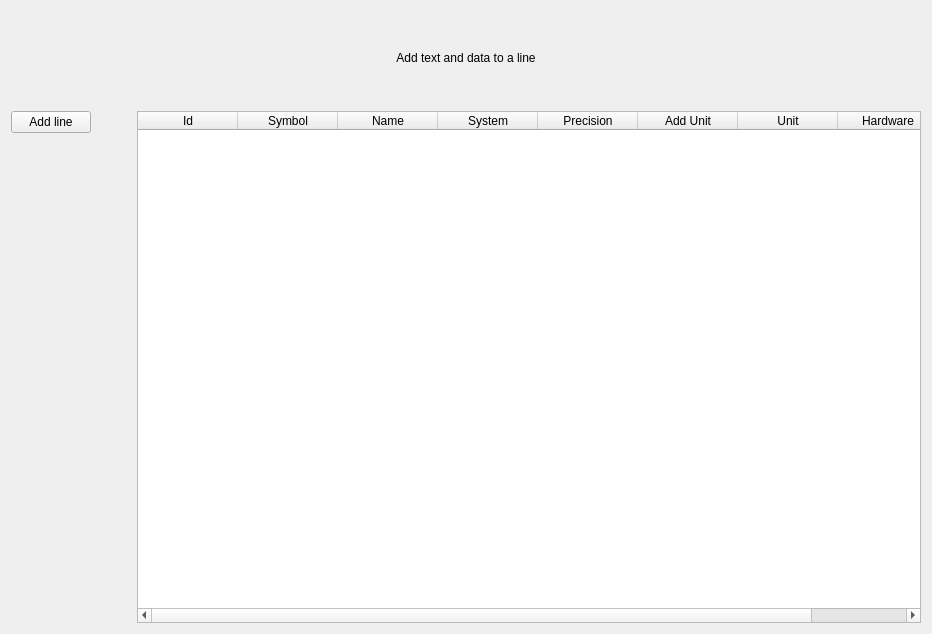
Old version of the form Hardware Monitor Applet/GUI/LineEditPageWidget.ui in the repository jimmyd-be/Hardware-Monitor-Applet.
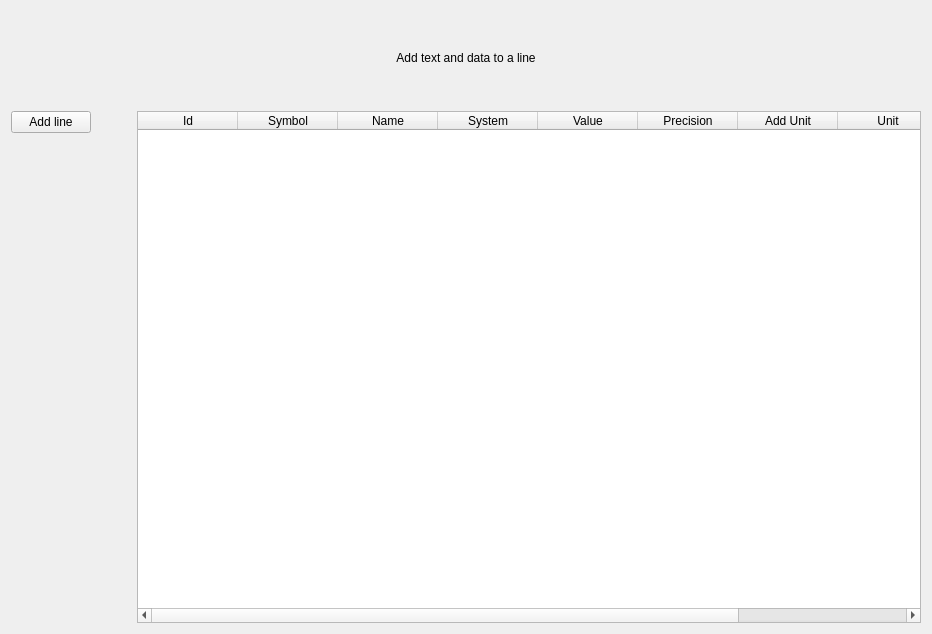
New version of the form.

Commit message:
Fixed hardware name on lineditpage.
Optimize code of DataPage

Diff of the .ui file:
```diff
--- a/Hardware Monitor Applet/GUI/LineEditPageWidget.ui
+++ b/Hardware Monitor Applet/GUI/LineEditPageWidget.ui
@@ -141,6 +141,11 @@
          <string>System</string>
         </property>
        </column>
+       <column>
+        <property name="text">
+         <string>Value</string>
+        </property>
+       </column>
        <column>
         <property name="text">
          <string>Precision</string>
```
The commit also changes 2 other files.
